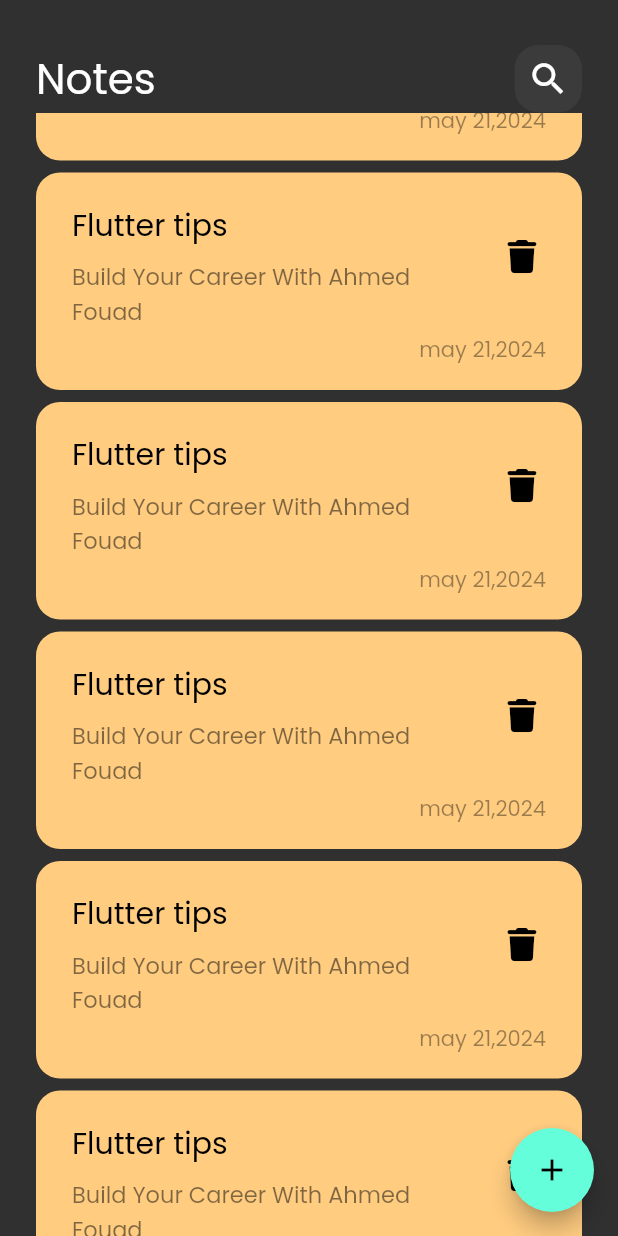
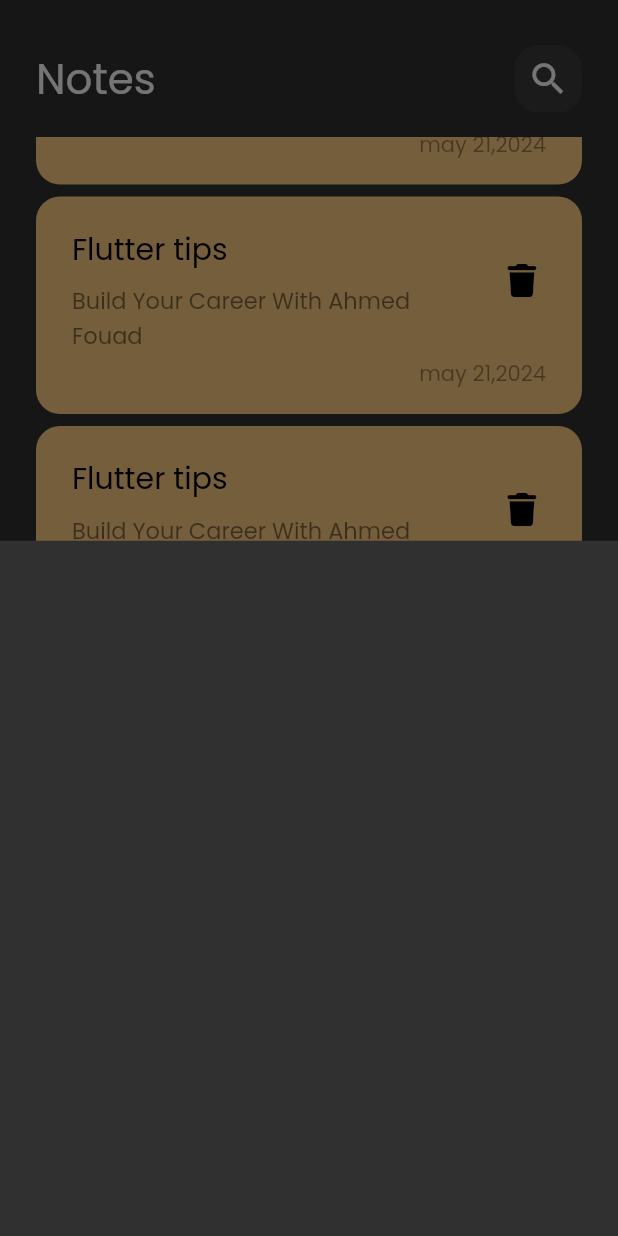
Before and after one commit to ahmadfouadalwakeal/NotesApp, a Flutter app: the screen it shows after launch, scrolled down 576 dp, after a tap on the "add" icon, on a phone screen of 412 x 824 dp. Run offline on Flutter 3.47's test engine with Material 2 defaults, Android fonts, the phone set to English and light mode, and no system bars; our stand-ins replace font_awesome_flutter.

Commit message:
Add Note Bottom Sheet

```diff
--- a/notes_app/lib/Views/notes_view.dart
+++ b/notes_app/lib/Views/notes_view.dart
@@ -1,4 +1,5 @@
 import 'package:flutter/material.dart';
+import 'package:notes_app/Widgets/Add_Note%20_Buttun_Sheet.dart';
 
 import '../Widgets/notes_view_body.dart';
 
@@ -8,8 +9,17 @@ class Notesviews extends StatelessWidget {
   @override
   Widget build(BuildContext context) {
     return Scaffold(
-      floatingActionButton: FloatingActionButton(onPressed: (){}, child: Icon(Icons.add),),
-      body: const NotesviewsBody() ,
+      floatingActionButton: FloatingActionButton(
+        onPressed: () {
+          showModalBottomSheet(
+              context: context,
+              builder: (context) {
+                return AddNoteBottomSheet();
+              });
+        },
+        child: Icon(Icons.add),
+      ),
+      body: const NotesviewsBody(),
     );
   }
 }
--- /dev/null
+++ b/notes_app/lib/Widgets/Add_Note _Buttun_Sheet.dart
@@ -0,0 +1,10 @@
+import 'package:flutter/material.dart';
+
+class AddNoteBottomSheet extends StatelessWidget {
+  const AddNoteBottomSheet({super.key});
+
+  @override
+  Widget build(BuildContext context) {
+    return Container();
+  }
+}
--- a/notes_app/lib/Widgets/Notes_List_view.dart
+++ b/notes_app/lib/Widgets/Notes_List_view.dart
@@ -7,11 +7,16 @@ class NotesListView extends StatelessWidget {
 
   @override
   Widget build(BuildContext context) {
-    return ListView.builder(itemBuilder: (context, index) {
-      return Padding(
-        padding: const EdgeInsets.symmetric(vertical: 4.0),
-        child: const NoteItem(),
-      );
-    });
+    return Padding(
+      padding: const EdgeInsets.symmetric(vertical: 16.0),
+      child: ListView.builder(
+        padding: EdgeInsets.zero,
+          itemBuilder: (context, index) {
+        return Padding(
+          padding: const EdgeInsets.symmetric(vertical: 4.0),
+          child: const NoteItem(),
+        );
+      }),
+    );
   }
 }
```
